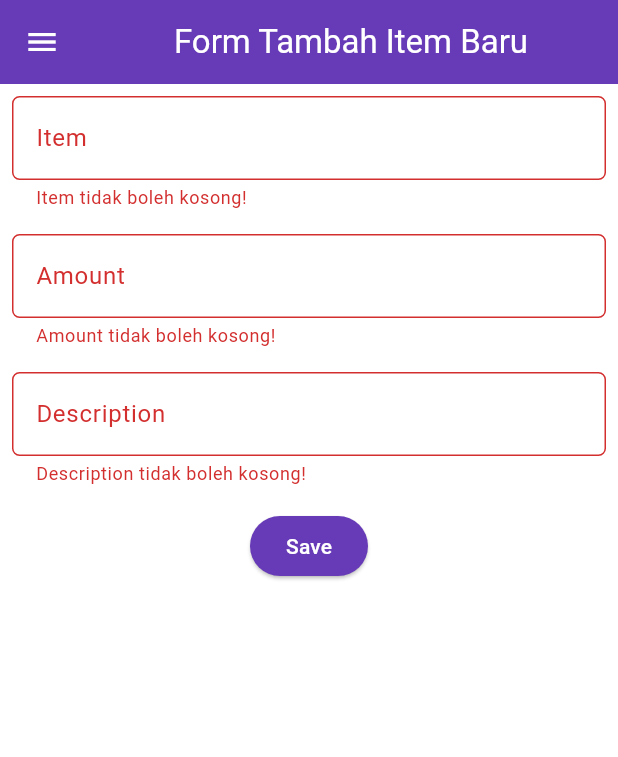
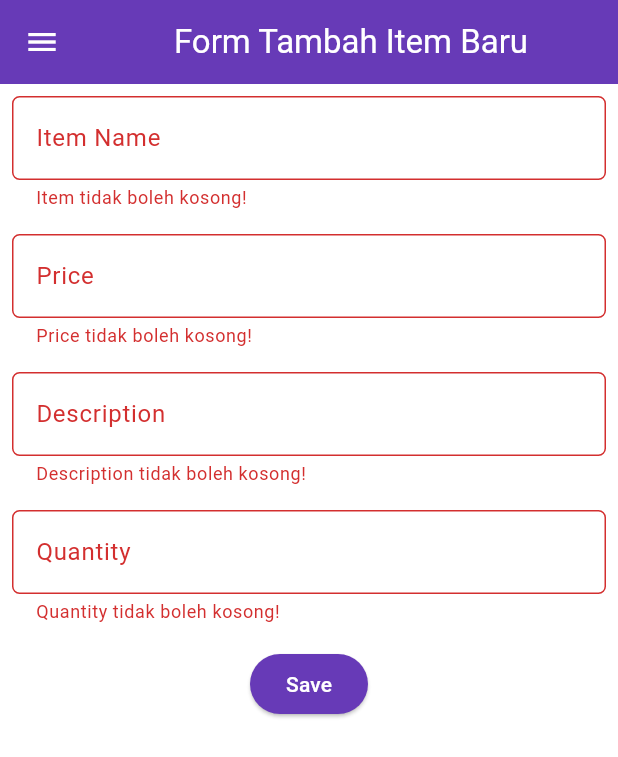
Before and after one commit to joshuahvs/josh-mobile, a Flutter app: the ItemEntryFormPage screen opened directly, after a tap on "Save", on a phone screen of 412 x 824 dp. Shown: the top 757 px of the screen. Run offline on Flutter 3.47's test engine with Material 3 defaults, Android fonts, the phone set to English and light mode, and no system bars; missing offline and left inert: pbp_django_auth.

Commit message:
menyelesaikan tugas 9

```diff
--- a/lib/screens/itementry_form.dart
+++ b/lib/screens/itementry_form.dart
@@ -1,5 +1,10 @@
+import 'dart:convert';
+
 import 'package:flutter/material.dart';
+import 'package:josh_mobile/screens/menu.dart';
 import 'package:josh_mobile/widgets/left_drawer.dart';
+import 'package:pbp_django_auth/pbp_django_auth.dart';
+import 'package:provider/provider.dart';
 
 class ItemEntryFormPage extends StatefulWidget {
   const ItemEntryFormPage({super.key});
@@ -12,11 +17,13 @@ class _ItemEntryFormPageState extends State<ItemEntryFormPage> {
   final _formKey = GlobalKey<FormState>();
 
   String _name = "";
-  int _amount = 0;
+  int _quantity = 0;
+  int _price = 0;
   String _description = "";
 
   @override
   Widget build(BuildContext context) {
+    final request = context.watch<CookieRequest>();
     return Scaffold(
       appBar: AppBar(
         title: const Center(
@@ -39,8 +46,8 @@ class _ItemEntryFormPageState extends State<ItemEntryFormPage> {
                 padding: const EdgeInsets.all(8.0),
                 child: TextFormField(
                   decoration: InputDecoration(
-                    hintText: "Item",
-                    labelText: "Item",
+                    hintText: "Item Name",
+                    labelText: "Item Name",
                     border: OutlineInputBorder(
                       borderRadius: BorderRadius.circular(5.0),
                     ),
@@ -77,32 +84,31 @@ class _ItemEntryFormPageState extends State<ItemEntryFormPage> {
                 padding: const EdgeInsets.all(8.0),
                 child: TextFormField(
                   decoration: InputDecoration(
-                    hintText: "Amount",
-                    labelText: "Amount",
+                    hintText: "Price",
+                    labelText: "Price",
                     border: OutlineInputBorder(
                       borderRadius: BorderRadius.circular(5.0),
                     ),
                   ),
                   onChanged: (String? value) {
                     setState(() {
-                      _amount = int.tryParse(value!) ?? 0;
+                      _price = int.tryParse(value!) ?? 0;
                     });
                   },
                   validator: (String? value) {
                     if (value == null || value.isEmpty) {
-                      return "Amount tidak boleh kosong!";
+                      return "Price tidak boleh kosong!";
                     }
                     if (int.tryParse(value) == null) {
-                      return "Amount harus berupa angka!";
+                      return "Price harus berupa angka!";
                     }
                     if (int.tryParse(value)! < 0) {
-                      return "Amount tidak boleh negatif!";
+                    return "Price tidak boleh negatif!";
                     }
                     return null;
                   },
                 ),
               ),
-
               Padding(
                 padding: const EdgeInsets.all(8.0),
                 child: TextFormField(
@@ -127,6 +133,36 @@ class _ItemEntryFormPageState extends State<ItemEntryFormPage> {
                 ),
               ),
 
+              Padding(
+                padding: const EdgeInsets.all(8.0),
+                child: TextFormField(
+                  decoration: InputDecoration(
+                    hintText: "Quantity",
+                    labelText: "Quantity",
+                    border: OutlineInputBorder(
+                      borderRadius: BorderRadius.circular(5.0),
+                    ),
+                  ),
+                  onChanged: (String? value) {
+                    setState(() {
+                      _quantity = int.tryParse(value!) ?? 0;
+                    });
+                  },
+                  validator: (String? value) {
+                    if (value == null || value.isEmpty) {
+                      return "Quantity tidak boleh kosong!";
+                    }
+                    if (int.tryParse(value) == null) {
+                      return "Quantity harus berupa angka!";
+                    }
+                    if (int.tryParse(value)! < 0) {
+                    return "Quantity tidak boleh negatif!";
+                    }
+                    return null;
+                  },
+                ),
+              ),
+
               Align(
                 alignment: Alignment.bottomCenter,
                 child: Padding(
@@ -136,38 +172,40 @@ class _ItemEntryFormPageState extends State<ItemEntryFormPage> {
                       backgroundColor: MaterialStateProperty.all(
                           Theme.of(context).colorScheme.primary),
                     ),
-                    onPressed: () {
+                    onPressed: () async {
                       if (_formKey.currentState!.validate()) {
-                        showDialog(
-                          context: context,
-                          builder: (context) {
-                            return AlertDialog(
-                              title: const Text('Item berhasil tersimpan'),
-                              content: SingleChildScrollView(
-                                child: Column(
-                                  crossAxisAlignment: CrossAxisAlignment.start,
-                                  children: [
-                                    Text('Name: $_name'),
-                                    // TODO: Munculkan value-value lainnya
-                                    Text('Amount: $_amount'),
-                                    Text('Description: $_description'),
-                                  ],
-                                ),
-                              ),
-                              actions: [
-                                TextButton(
-                                  child: const Text('OK'),
-                                  onPressed: () {
-                                    Navigator.pop(context);
-                                    _formKey.currentState!.reset();
-                                  },
-                                ),
-                              ],
-                            );
-                          },
-                        );
+                          // Kirim ke Django dan tunggu respons
+                          // TODO: Ganti URL dan jangan lupa tambahkan trailing slash (/) di akhir URL!
+                          final response = await request.postJson(
+                              "http://127.0.0.1:8000/create-flutter/",
+                              jsonEncode(<String, String>{
+                                  'name': _name,
+                                  'price': _price.toString(),
+                                  'description': _description,
+                                  'quantity': _quantity.toString(),
+                              // TODO: Sesuaikan field data sesuai dengan aplikasimu
+                              }),
+                          );
+                          if (context.mounted) {
+                              if (response['status'] == 'success') {
+                                  ScaffoldMessenger.of(context)
+                                      .showSnackBar(const SnackBar(
+                                  content: Text("Item baru berhasil disimpan!"),
+                                  ));
+                                  Navigator.pushReplacement(
+                                      context,
+                                      MaterialPageRoute(builder: (context) => MyHomePage()),
+                                  );
+                              } else {
+                                  ScaffoldMessenger.of(context)
+                                      .showSnackBar(const SnackBar(
+                                      content:
+                                          Text("Terdapat kesalahan, silakan coba lagi."),
+                                  ));
+                              }
+                          }
                       }
-                    },
+                  },
                     child: const Text(
                       "Save",
                       style: TextStyle(color: Colors.white),
--- a/lib/widgets/left_drawer.dart
+++ b/lib/widgets/left_drawer.dart
@@ -1,5 +1,6 @@
 import 'package:flutter/material.dart';
 import 'package:josh_mobile/screens/itementry_form.dart';
+import 'package:josh_mobile/screens/list_itementry.dart';
 import 'package:josh_mobile/screens/menu.dart';
 
 class LeftDrawer extends StatelessWidget {
@@ -64,6 +65,17 @@ class LeftDrawer extends StatelessWidget {
                     ));
               },
             ),
+            ListTile(
+              leading: const Icon(Icons.add_reaction_rounded),
+              title: const Text('Daftar Item'),
+              onTap: () {
+                  // Route menu ke halaman item
+                  Navigator.push(
+                      context,
+                      MaterialPageRoute(builder: (context) => const ItemEntryPage()),
+                  );
+              },
+          ),
         ],
       ),
     );
--- a/pubspec.yaml
+++ b/pubspec.yaml
@@ -37,6 +37,7 @@ dependencies:
   cupertino_icons: ^1.0.6
   provider: ^6.1.2
   pbp_django_auth: ^0.4.0
+  http: ^1.2.2
 
 dev_dependencies:
   flutter_test:
```
Also changed, not shown: lib/screens/list_itementry.dart (added, +91 -0 lines), lib/widgets/item_card.dart (+35 -1 lines), pubspec.lock, 1 other file.
